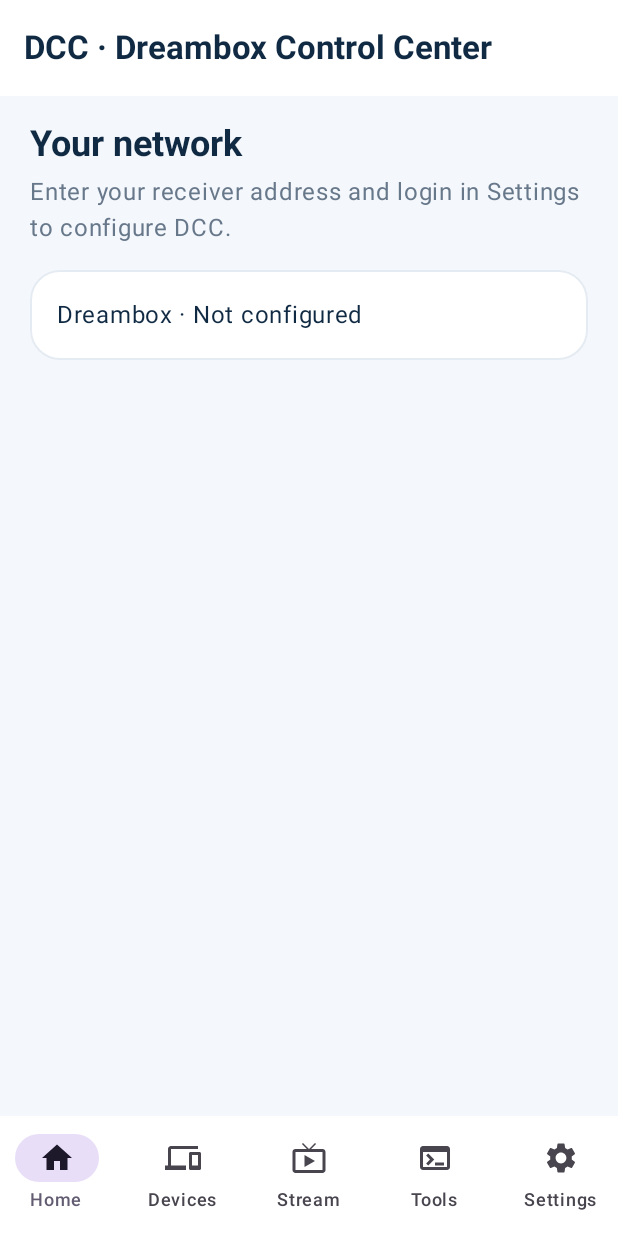
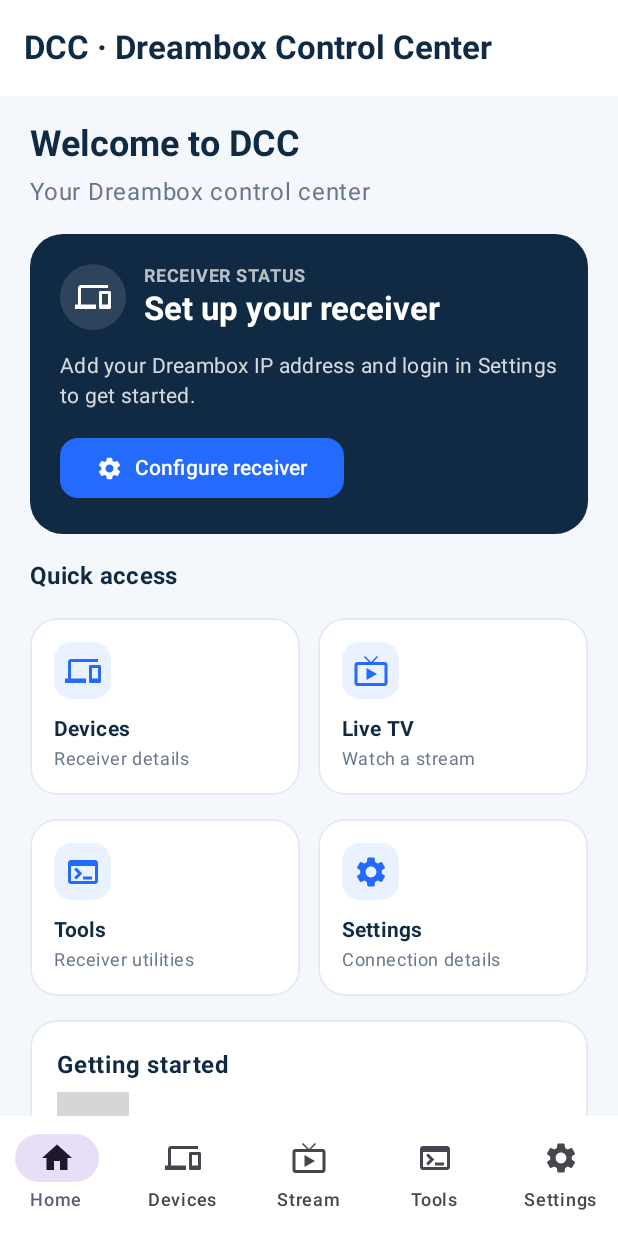
Before and after one commit to dcc45/DCC-E2-Android, an Android app built with Jetpack Compose: the screen it shows after launch (MainActivity), on a phone screen of 412 x 824 dp. Run offline under Robolectric (Android 15) with nearby library versions, the phone set to English and light mode, and no system bars; 1 statement that could not run was skipped; grey boxes are pictures that could not be loaded.

Commit message:
Fix empty home tab with receiver dashboard

```diff
--- /dev/null
+++ b/DCCAndroid/app/src/main/java/com/dcc/android/HomeScreen.kt
@@ -0,0 +1,182 @@
+package com.dcc.android
+
+import androidx.compose.foundation.BorderStroke
+import androidx.compose.foundation.background
+import androidx.compose.foundation.clickable
+import androidx.compose.foundation.layout.Arrangement
+import androidx.compose.foundation.layout.Column
+import androidx.compose.foundation.layout.Row
+import androidx.compose.foundation.layout.Spacer
+import androidx.compose.foundation.layout.fillMaxWidth
+import androidx.compose.foundation.layout.height
+import androidx.compose.foundation.layout.padding
+import androidx.compose.foundation.layout.size
+import androidx.compose.foundation.layout.width
+import androidx.compose.foundation.shape.CircleShape
+import androidx.compose.foundation.shape.RoundedCornerShape
+import androidx.compose.material.icons.Icons
+import androidx.compose.material.icons.filled.Devices
+import androidx.compose.material.icons.filled.LiveTv
+import androidx.compose.material.icons.filled.Settings
+import androidx.compose.material.icons.filled.Terminal
+import androidx.compose.material3.Button
+import androidx.compose.material3.Card
+import androidx.compose.material3.CardDefaults
+import androidx.compose.material3.Icon
+import androidx.compose.material3.MaterialTheme
+import androidx.compose.material3.OutlinedButton
+import androidx.compose.material3.Text
+import androidx.compose.runtime.Composable
+import androidx.compose.ui.Alignment
+import androidx.compose.ui.Modifier
+import androidx.compose.ui.draw.clip
+import androidx.compose.ui.graphics.Color
+import androidx.compose.ui.text.font.FontWeight
+import androidx.compose.ui.unit.dp
+
+private val HomeNavy = Color(0xFF102A43)
+private val HomeBlue = Color(0xFF246BFD)
+private val HomeMuted = Color(0xFF68788B)
+private val HomeBorder = Color(0xFFE5EBF2)
+
+@Composable
+fun HomeScreen(
+    receiverIp: String,
+    onOpenSettings: () -> Unit,
+    onOpenDevices: () -> Unit,
+    onOpenStream: () -> Unit,
+    onOpenTools: () -> Unit
+) {
+    val configured = receiverIp.isNotBlank()
+
+    Column(verticalArrangement = Arrangement.spacedBy(16.dp)) {
+        Column(verticalArrangement = Arrangement.spacedBy(4.dp)) {
+            Text("Welcome to DCC", style = MaterialTheme.typography.headlineSmall, color = HomeNavy, fontWeight = FontWeight.Bold)
+            Text("Your Dreambox control center", color = HomeMuted)
+        }
+
+        Card(
+            modifier = Modifier.fillMaxWidth(),
+            shape = RoundedCornerShape(22.dp),
+            colors = CardDefaults.cardColors(containerColor = HomeNavy)
+        ) {
+            Column(
+                Modifier.fillMaxWidth().padding(20.dp),
+                verticalArrangement = Arrangement.spacedBy(14.dp)
+            ) {
+                Row(verticalAlignment = Alignment.CenterVertically, horizontalArrangement = Arrangement.spacedBy(12.dp)) {
+                    androidx.compose.foundation.layout.Box(
+                        Modifier.size(44.dp).clip(CircleShape).background(Color.White.copy(alpha = .12f)),
+                        contentAlignment = Alignment.Center
+                    ) {
+                        Icon(Icons.Default.Devices, contentDescription = null, tint = Color.White)
+                    }
+                    Column {
+                        Text("RECEIVER STATUS", color = Color.White.copy(alpha = .7f), style = MaterialTheme.typography.labelMedium, fontWeight = FontWeight.Bold)
+                        Text(if (configured) "Receiver configured" else "Set up your receiver", color = Color.White, style = MaterialTheme.typography.titleLarge, fontWeight = FontWeight.Bold)
+                    }
+                }
+                Text(
+                    if (configured) "Dreambox  ·  $receiverIp" else "Add your Dreambox IP address and login in Settings to get started.",
+                    color = Color.White.copy(alpha = .82f),
+                    style = MaterialTheme.typography.bodyMedium
+                )
+                if (!configured) {
+                    Button(onClick = onOpenSettings, shape = RoundedCornerShape(12.dp)) {
+                        Icon(Icons.Default.Settings, contentDescription = null, modifier = Modifier.size(18.dp))
+                        Spacer(Modifier.width(8.dp))
+                        Text("Configure receiver")
+                    }
+                } else {
+                    Text("Connection status is shown after receiver controls are connected.", color = Color.White.copy(alpha = .66f), style = MaterialTheme.typography.bodySmall)
+                }
+            }
+        }
+
+        Text("Quick access", style = MaterialTheme.typography.titleMedium, color = HomeNavy, fontWeight = FontWeight.Bold)
+        Row(horizontalArrangement = Arrangement.spacedBy(12.dp), modifier = Modifier.fillMaxWidth()) {
+            QuickActionCard(
+                title = "Devices",
+                description = "Receiver details",
+                icon = { Icon(Icons.Default.Devices, contentDescription = null, tint = HomeBlue) },
+                modifier = Modifier.weight(1f),
+                onClick = onOpenDevices
+            )
+            QuickActionCard(
+                title = "Live TV",
+                description = "Watch a stream",
+                icon = { Icon(Icons.Default.LiveTv, contentDescription = null, tint = HomeBlue) },
+                modifier = Modifier.weight(1f),
+                onClick = onOpenStream
+            )
+        }
+        Row(horizontalArrangement = Arrangement.spacedBy(12.dp), modifier = Modifier.fillMaxWidth()) {
+            QuickActionCard(
+                title = "Tools",
+                description = "Receiver utilities",
+                icon = { Icon(Icons.Default.Terminal, contentDescription = null, tint = HomeBlue) },
+                modifier = Modifier.weight(1f),
+                onClick = onOpenTools
+            )
+            QuickActionCard(
+                title = "Settings",
+                description = "Connection details",
+                icon = { Icon(Icons.Default.Settings, contentDescription = null, tint = HomeBlue) },
+                modifier = Modifier.weight(1f),
+                onClick = onOpenSettings
+            )
+        }
+
+        Card(
+            modifier = Modifier.fillMaxWidth(),
+            shape = RoundedCornerShape(18.dp),
+            colors = CardDefaults.cardColors(containerColor = Color.White),
+            border = BorderStroke(1.dp, HomeBorder)
+        ) {
+            Column(Modifier.padding(18.dp), verticalArrangement = Arrangement.spacedBy(6.dp)) {
+                Text("Getting started", color = HomeNavy, fontWeight = FontWeight.Bold)
+                Text(
+                    if (configured) "Your receiver details are saved on this device. Choose Live TV to enter a stream URL, or open Tools for receiver utilities.
+                    " else "Configure your receiver to get started. Then use Live TV to enter a stream URL or explore the other tabs.",
+                    color = HomeMuted,
+                    style = MaterialTheme.typography.bodyMedium
+                )
+                if (configured) {
+                    OutlinedButton(onClick = onOpenSettings, modifier = Modifier.padding(top = 4.dp)) {
+                        Text("Edit receiver settings")
+                    }
+                }
+            }
+        }
+    }
+}
+
+@Composable
+private fun QuickActionCard(
+    title: String,
+    description: String,
+    icon: @Composable () -> Unit,
+    modifier: Modifier = Modifier,
+    onClick: () -> Unit
+) {
+    Card(
+        modifier = modifier.clickable(onClick = onClick),
+        shape = RoundedCornerShape(18.dp),
+        colors = CardDefaults.cardColors(containerColor = Color.White),
+        border = BorderStroke(1.dp, HomeBorder)
+    ) {
+        Column(
+            Modifier.fillMaxWidth().padding(16.dp),
+            verticalArrangement = Arrangement.spacedBy(10.dp)
+        ) {
+            androidx.compose.foundation.layout.Box(
+                Modifier.size(38.dp).clip(RoundedCornerShape(12.dp)).background(Color(0xFFEAF1FF)),
+                contentAlignment = Alignment.Center
+            ) { icon() }
+            Column(verticalArrangement = Arrangement.spacedBy(2.dp)) {
+                Text(title, color = HomeNavy, fontWeight = FontWeight.Bold, style = MaterialTheme.typography.titleSmall)
+                Text(description, color = HomeMuted, style = MaterialTheme.typography.bodySmall)
+            }
+        }
+    }
+}
--- a/DCCAndroid/app/src/main/java/com/dcc/android/MainActivity.kt
+++ b/DCCAndroid/app/src/main/java/com/dcc/android/MainActivity.kt
@@ -132,10 +132,12 @@ private fun DccApp() {
                         verticalArrangement = Arrangement.spacedBy(16.dp)
                     ) {
                         when (selected) {
-                            0 -> SimpleScreen(
-                                "Your network",
-                                "Enter your receiver address and login in Settings to configure DCC.",
-                                if (receiverIp.isBlank()) "Dreambox · Not configured" else "Dreambox · $receiverIp · Saved"
+                            0 -> HomeScreen(
+                                receiverIp = receiverIp,
+                                onOpenSettings = { selected = 4 },
+                                onOpenDevices = { selected = 1 },
+                                onOpenStream = { selected = 2 },
+                                onOpenTools = { selected = 3 }
                             )
                             1 -> SimpleScreen("Devices", "Saved receiver on your network", if (receiverIp.isBlank()) "No receiver configured yet. Add its IP in Settings." else "Dreambox  ·  $receiverIp")
                             2 -> StreamScreen(
```
